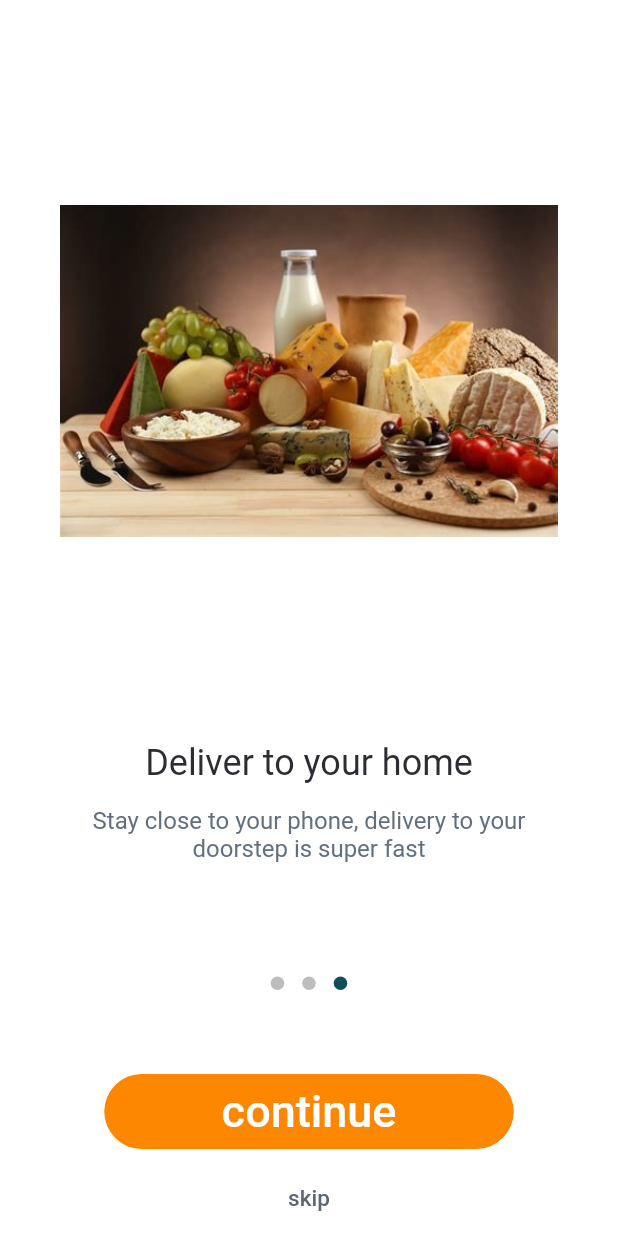
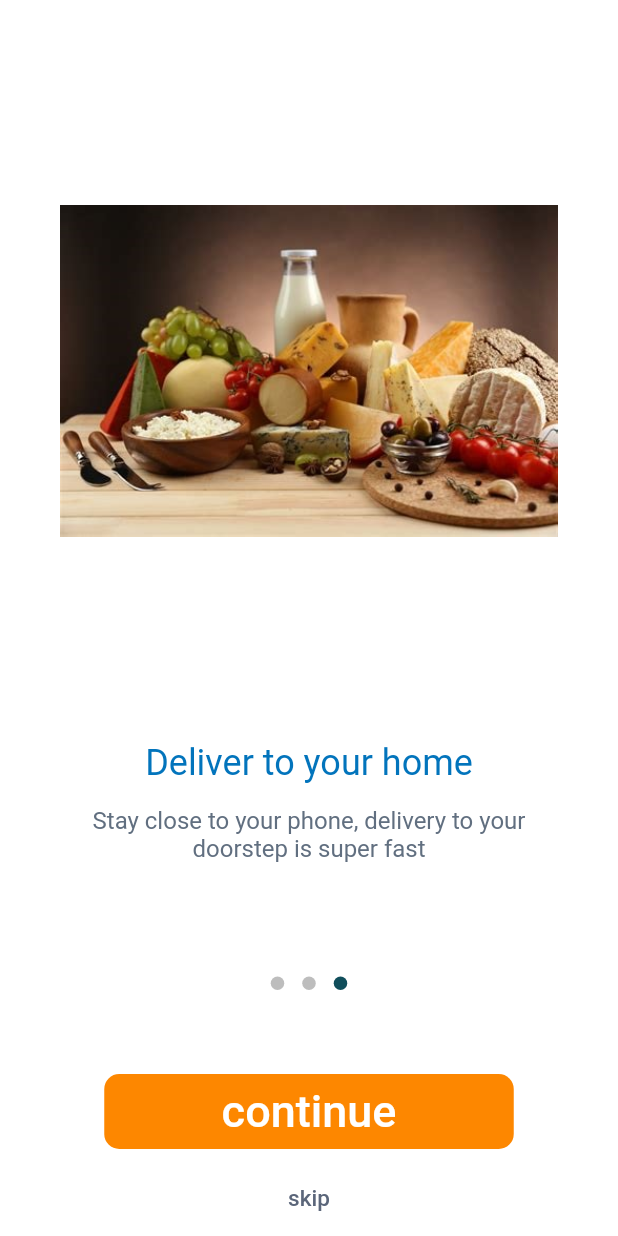
Before and after one commit to Iwelomen/Restaurant-App, a Flutter app: the screen it shows after launch, swiped to page 3, on a phone screen of 412 x 824 dp. Run offline on Flutter 3.47's test engine with Material 2 defaults, Android fonts, the phone set to English and light mode, and no system bars; drawn by our look-alikes of dots_indicator; our stand-ins replace flutter_bloc.

Commit message:
Create sign in screen

```diff
--- a/lib/Constant/colors.dart
+++ b/lib/Constant/colors.dart
@@ -1,10 +1,13 @@
 import 'package:flutter/material.dart';
 
 const designColor1 = Color(0xFFFD8700);
-const designColor2 = Color(0xFF2B2D33);
-const designColor3 = Color(0xFF10A5CD);
+const designColor2 = Color(0xFF0274BC);
+const designColor3 = Color(0xFFE4442A);
 const designColor4 = Color(0xFFFFFFFF);
-const designColor5 = Color(0xFF000000);
+const designColor5 = Color(0xFF5B667A);
+
+
+const designColor = Color(0xFF000000);
 const designColor6 = Color(0xFF616F80);
 const designColor7 = Color(0xFF104E5B);
 const designColor8 = Color(0xFFBDBDBD);
@@ -21,7 +24,7 @@ const designColor18 = Color(0xFF424D61);
 const designColor19 = Color(0xFF363757);
 const designColor20 = Color(0xFFE8F6FA);
 const designColor21 = Color(0xFF2B2D33);
-const designColor22 = Color(0xFF5B667A);
+
 const designColor23 = Color(0xFF1E1F4B);
 const designColor24 = Color(0xFFF5B336);
 const designColor25 = Color(0xFFFF403B);
--- a/lib/Onboarding/onboarding_button.dart
+++ b/lib/Onboarding/onboarding_button.dart
@@ -1,7 +1,7 @@
 import 'package:flutter/material.dart';
 
 import '../Constant/colors.dart';
-import '../Constant/constant.dart';
+import '../Constant/string_constant.dart';
 
 class OnboardButton extends StatelessWidget {
   final String buttonText;
@@ -21,7 +21,7 @@ class OnboardButton extends StatelessWidget {
           width: 273,
           decoration:  BoxDecoration(
             borderRadius: const BorderRadius.all(
-              Radius.circular(30.0),
+              Radius.circular(10.0),
             ),
             color: color,
           ),
--- a/lib/Onboarding/onboarding_screen.dart
+++ b/lib/Onboarding/onboarding_screen.dart
@@ -1,11 +1,13 @@
+
 import 'package:dots_indicator/dots_indicator.dart';
 import 'package:flutter/material.dart';
 import 'package:flutter_bloc/flutter_bloc.dart';
 import 'package:restaurant_delivery_app/Onboarding/onboarding_bloc.dart';
-
+import 'package:restaurant_delivery_app/Screens/login-screen.dart';
 import '../Constant/asset_string.dart';
 import '../Constant/colors.dart';
-import '../Constant/constant.dart';
+import '../Constant/string_constant.dart';
+import '../Screens/create_new_account.dart';
 import 'onboarding_button.dart';
 import '../Widgets/onboarding_widget.dart';
 
@@ -38,7 +40,7 @@ class _OnboardingScreenState extends State<OnboardingScreen> {
           children: <Widget>[
             PageView(
               controller: pageController,
-              physics: BouncingScrollPhysics(),
+              physics: const BouncingScrollPhysics(),
               children: <Widget>[
                 OnboardWidget(
                   imageLocation: illustrationI,
@@ -82,13 +84,30 @@ class _OnboardingScreenState extends State<OnboardingScreen> {
                               position: state.toDouble(),
                             ),
                             const SizedBox(height: 50),
-                            // state.toString() == "2"
-                            InkWell(
+                            state.toString() == "2"
+                                ? GestureDetector(
+                                    onTap: () {
+                                      Navigator.pushReplacement(
+                                        context,
+                                        MaterialPageRoute(
+                                          builder: (context) => SignUpScreen(),
+                                        ),
+                                      );
+                                    },
+                                    child: OnboardButton(
+                                      buttonText: continueText,
+                                      textColor: designColor4,
+                                      fontSiz: 30,
+                                      color: designColor1,
+                                    ),
+                                  )
+                                : GestureDetector(
                                     onTap: () {
                                       bottomSelectedIndex += 1;
                                       pageController.animateToPage(
                                           bottomSelectedIndex,
-                                    duration: const Duration(milliseconds: 100),
+                                          duration:
+                                              const Duration(milliseconds: 100),
                                           curve: Curves.linear);
                                     },
                                     child: OnboardButton(
@@ -98,15 +117,23 @@ class _OnboardingScreenState extends State<OnboardingScreen> {
                                       color: designColor1,
                                     ),
                                   ),
-
                             const SizedBox(
                               height: 8,
                             ),
-
-                            OnboardButton(
+                            GestureDetector(
+                              onTap: () {
+                                Navigator.pushReplacement(
+                                  context,
+                                  MaterialPageRoute(
+                                    builder: (context) => LoginScreen(),
+                                  ),
+                                );
+                              },
+                              child: OnboardButton(
                                 buttonText: skipText,
                                 fontSiz: 15,
-                              textColor: designColor22,
+                                textColor: designColor5,
+                              ),
                             )
                           ],
                         ),
```
Also changed, not shown: lib/Constant/string_constant.dart (renamed from lib/Constant/constant.dart, +12 -0 lines), lib/Screens/create_new_account.dart (+70 -0 lines), lib/Screens/login-screen.dart (+94 -0 lines), lib/Widgets/custom_text_field.dart (added, +19 -0 lines). Lines whose indentation alone changed are shown as unchanged.
